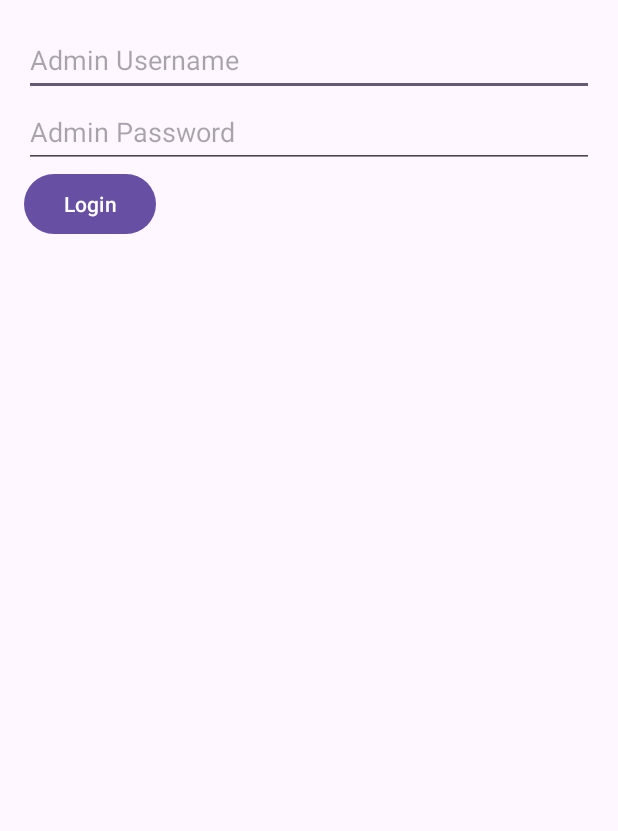
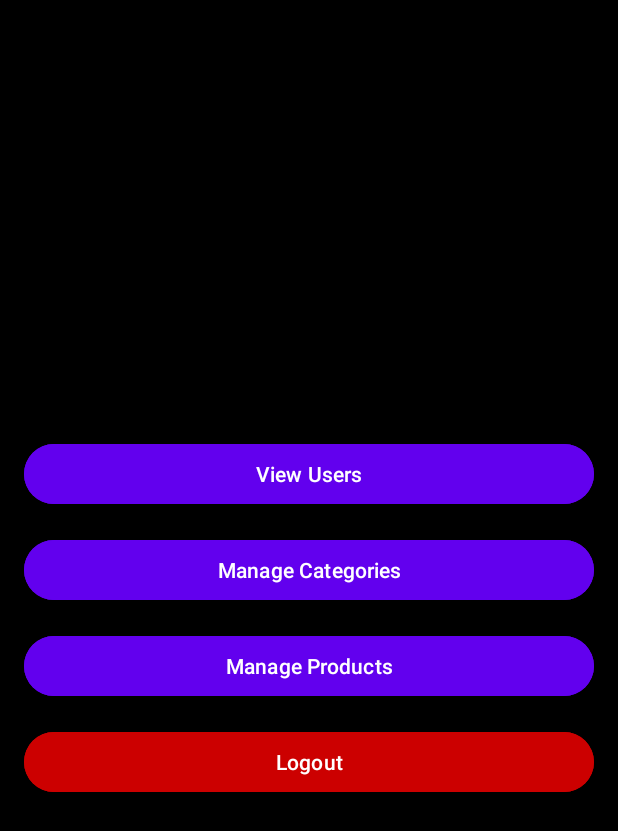
Before and after one commit to Ofaa0/myMobileApp, an Android app: the layout activity_admin_main.xml on its own in the app's theme, with its tools: preview values and no code run, on a phone screen of 412 x 824 dp. Shown: the top 831 px of the screen. Run offline under Robolectric (Android 15) with nearby library versions, the phone set to English and light mode, and no system bars.

Commit message:
RunnedMyMobileApp

```diff
--- a/myMobileProject/app/src/main/java/com/example/mymobileproject/AdminMainActivity.java
+++ b/myMobileProject/app/src/main/java/com/example/mymobileproject/AdminMainActivity.java
@@ -9,7 +9,8 @@ import androidx.appcompat.app.AppCompatActivity;
 
 public class AdminMainActivity extends AppCompatActivity {
 
-    private Button btnViewUsers, btnManageCategories, btnManageProducts, btnLogout;
+    private Button btnViewUsers;
+    private Button btnManageCategories, btnManageProducts, btnLogout;
 
     @Override
     protected void onCreate(Bundle savedInstanceState) {
--- a/myMobileProject/app/src/main/res/layout/activity_admin_main.xml
+++ b/myMobileProject/app/src/main/res/layout/activity_admin_main.xml
@@ -1,27 +1,46 @@
-<LinearLayout xmlns:android="http://schemas.android.com/apk/res/android"
+<?xml version="1.0" encoding="utf-8"?>
+<LinearLayout
+    xmlns:android="http://schemas.android.com/apk/res/android"
     android:layout_width="match_parent"
     android:layout_height="match_parent"
     android:orientation="vertical"
-    android:padding="16dp">
+    android:padding="16dp"
+    android:gravity="center"
+    android:background="#000000">
 
-    <EditText
-        android:id="@+id/etAdminUsername"
+    <Button
+        android:id="@+id/btnViewUsers"
         android:layout_width="match_parent"
         android:layout_height="wrap_content"
-        android:hint="Admin Username"
-        android:minHeight="48dp" />
+        android:text="View Users"
+        android:layout_marginBottom="16dp"
+        android:backgroundTint="@color/colorPrimary"
+        android:textColor="@android:color/white" />
 
-    <EditText
-        android:id="@+id/etAdminPassword"
+    <Button
+        android:id="@+id/btnManageCategories"
         android:layout_width="match_parent"
         android:layout_height="wrap_content"
-        android:hint="Admin Password"
-        android:inputType="textPassword"
-        android:minHeight="48dp" />
+        android:text="Manage Categories"
+        android:layout_marginBottom="16dp"
+        android:backgroundTint="@color/colorPrimary"
+        android:textColor="@android:color/white" />
 
     <Button
-        android:id="@+id/btnAdminLogin"
-        android:layout_width="wrap_content"
+        android:id="@+id/btnManageProducts"
+        android:layout_width="match_parent"
         android:layout_height="wrap_content"
-        android:text="Login" />
+        android:text="Manage Products"
+        android:layout_marginBottom="16dp"
+        android:backgroundTint="@color/colorPrimary"
+        android:textColor="@android:color/white" />
+
+    <Button
+        android:id="@+id/btnLogout"
+        android:layout_width="match_parent"
+        android:layout_height="wrap_content"
+        android:text="Logout"
+        android:backgroundTint="@android:color/holo_red_dark"
+        android:textColor="@android:color/white" />
+
 </LinearLayout>
--- a/myMobileProject/app/src/main/res/values/colors.xml
+++ b/myMobileProject/app/src/main/res/values/colors.xml
@@ -1,9 +1,6 @@
 <?xml version="1.0" encoding="utf-8"?>
 <resources>
-    <style name="AppTheme" parent="Theme.AppCompat.Light.DarkActionBar">
-        <item name="colorPrimary">@color/colorPrimary</item>
-        <item name="colorPrimaryDark">@color/colorPrimaryDark</item>
-        <item name="colorAccent">@color/colorAccent</item>
-        <item name="android:padding">16dp</item>
-    </style>
+        <color name="colorPrimary">#6200EE</color>
+        <color name="colorPrimaryDark">#3700B3</color>
+        <color name="colorAccent">#03DAC5</color>
 </resources>
```
